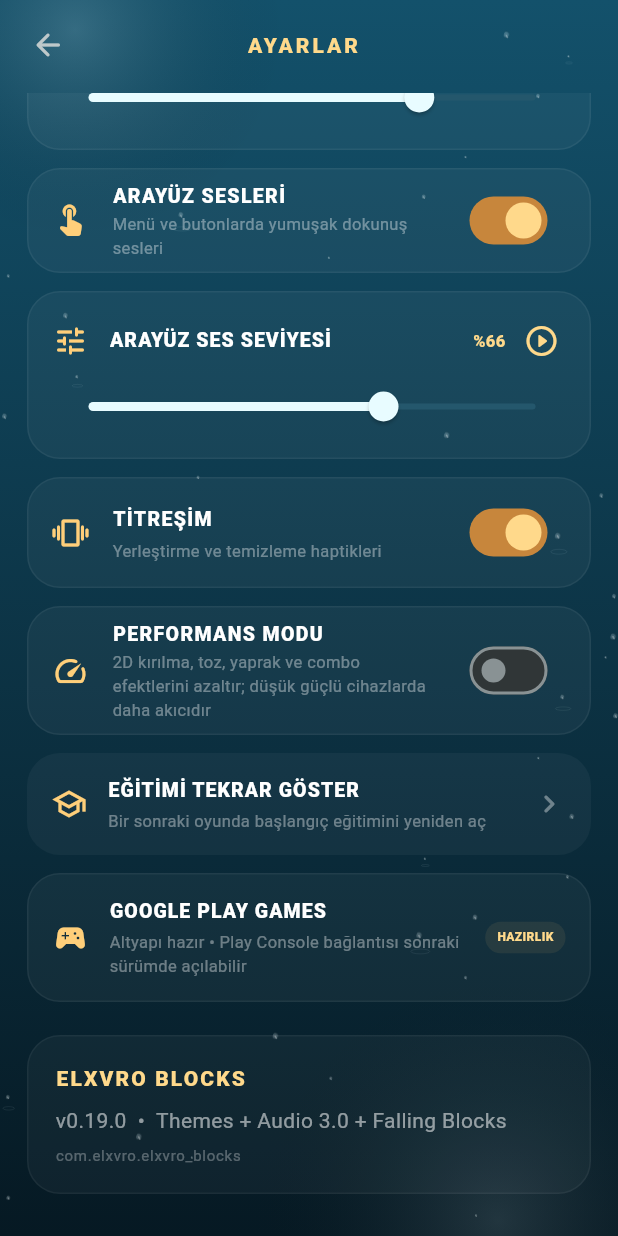
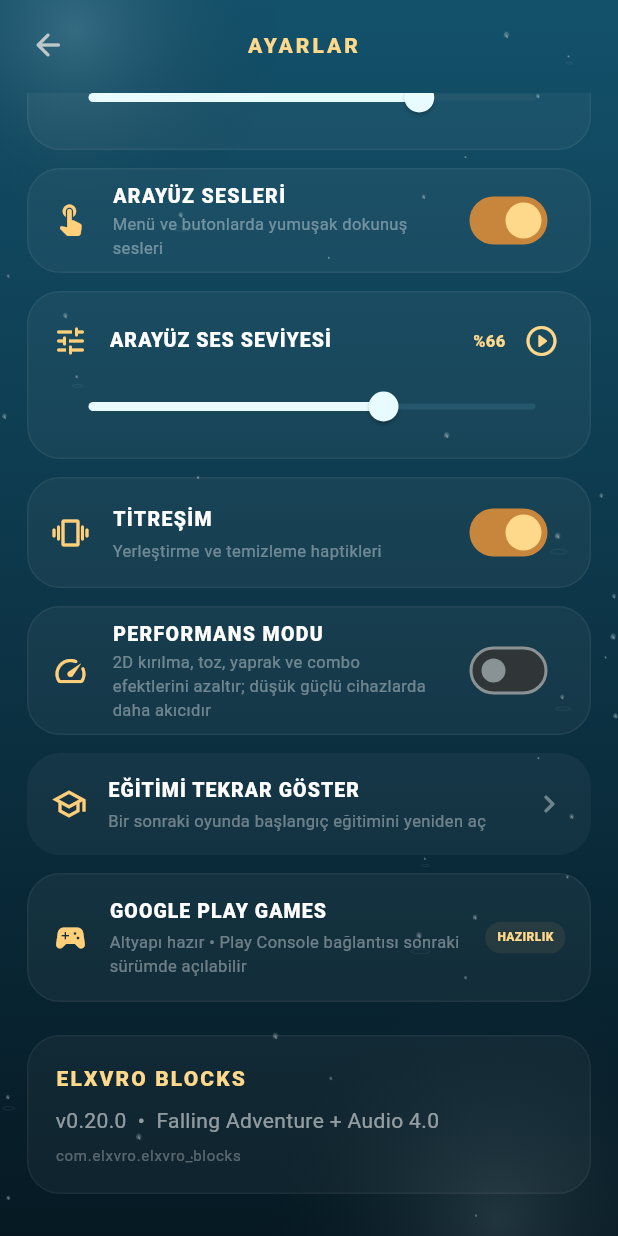
Before and after one commit to elxvro/Elxvro-blocks, a Flutter app: the SettingsScreen screen opened directly with empty values, scrolled down 358 dp, on a phone screen of 412 x 824 dp. Run offline on Flutter 3.47's test engine with Material 3 defaults, Android fonts, the light colour scheme and no system bars; our stand-ins replace audioplayers, shared_preferences; missing offline and left inert: games_services; accounts and stored records are empty.

Commit message:
chore: show v0.20.0 in settings

```diff
--- a/source_snapshot/lib/screens/settings_screen.dart
+++ b/source_snapshot/lib/screens/settings_screen.dart
@@ -184,7 +184,7 @@ class SettingsScreen extends StatelessWidget {
                               ),
                               SizedBox(height: 8),
                               Text(
-                                'v0.19.0  •  Themes + Audio 3.0 + Falling Blocks',
+                                'v0.20.0  •  Falling Adventure + Audio 4.0',
                                 style: TextStyle(color: Colors.white54),
                               ),
                               SizedBox(height: 6),
```
